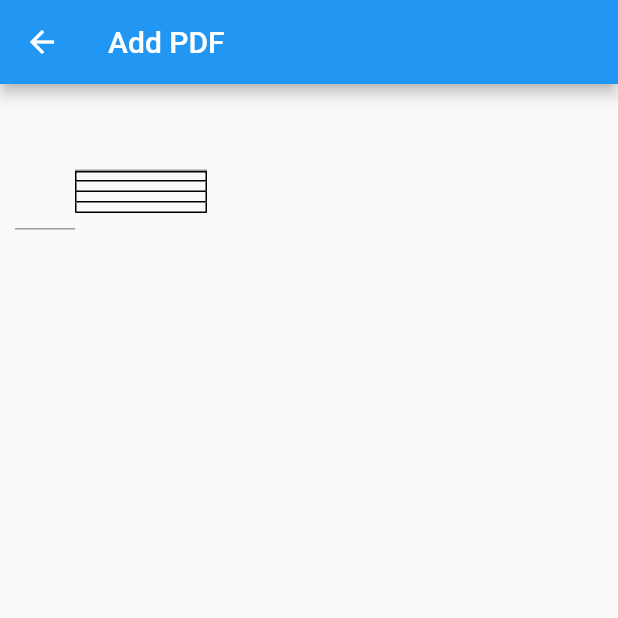
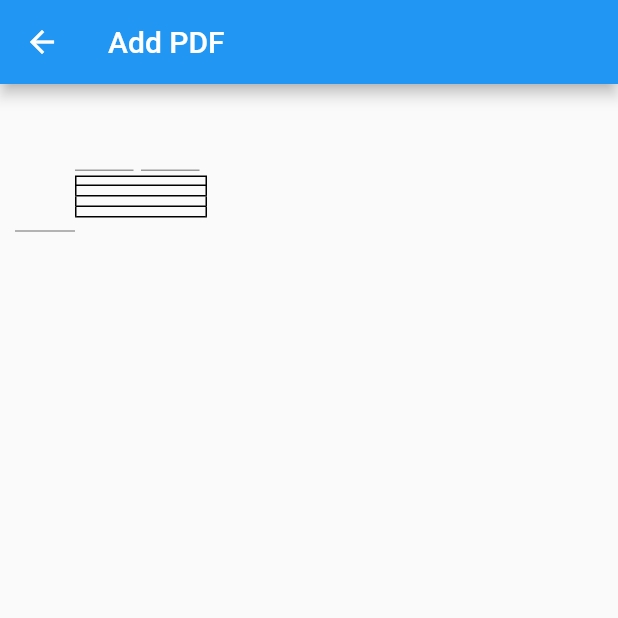
Before and after one commit to nokunoku1234/our_score, a Flutter app: the AddPdfPage screen opened directly, on a phone screen of 412 x 824 dp, the top half of it. Run offline on Flutter 3.47's test engine with Material 2 defaults, Android fonts, the light colour scheme and no system bars; our stand-ins replace pdf; missing offline and left inert: flutter_pdfview.

Commit message:
譜面作成画面レイアウト、修正

```diff
--- a/lib/pages/add_pdf_page.dart
+++ b/lib/pages/add_pdf_page.dart
@@ -93,16 +93,22 @@
           children: <Widget>[
             Expanded(
               flex: 1,
+              child: Padding(
+                padding: EdgeInsets.only(right: 5.0, bottom: 3.0),
                 child: Container(
                   width: width / 2,
                   child: TextField()
                 ),
               ),
+            ),
             Expanded(
               flex: 1,
+              child: Padding(
+                padding: EdgeInsets.only(right: 5.0, bottom: 3.0),
                 child: Container(
                   width: width / 2,
                   child: TextField()
+                ),
               ),
             ),
           ],
```
Lines whose indentation alone changed are shown as unchanged.
